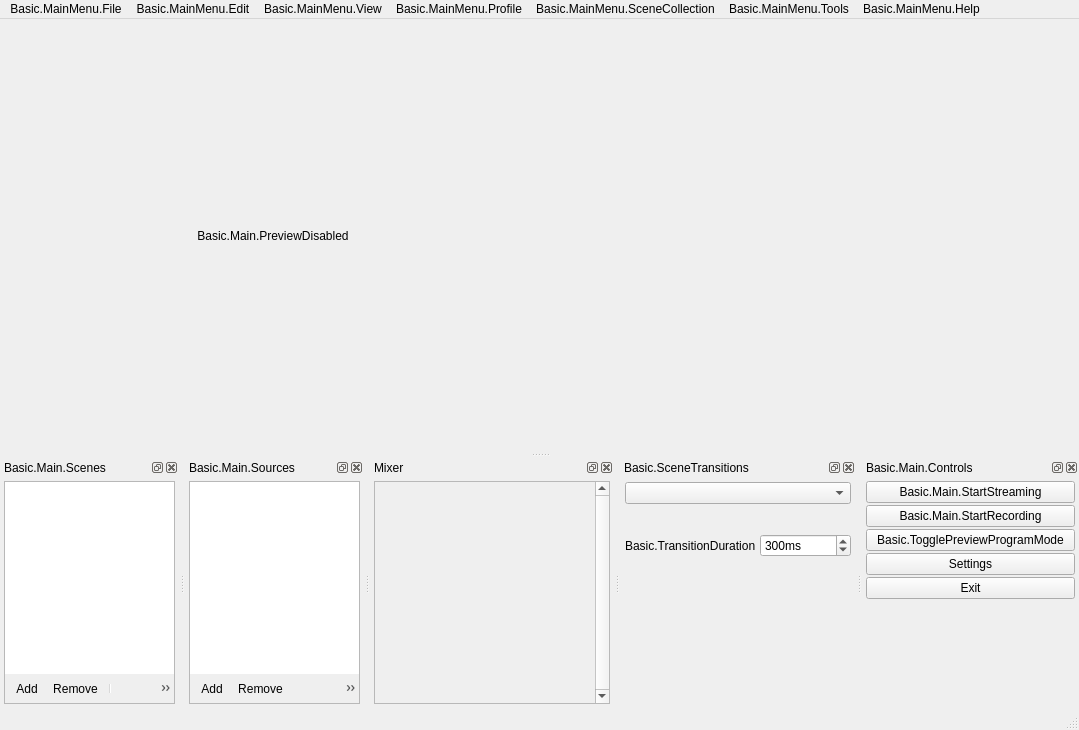
The window that UI/forms/OBSBasic.ui (trone-st/OBS-Trone) describes before a commit, drawn with Qt 5.
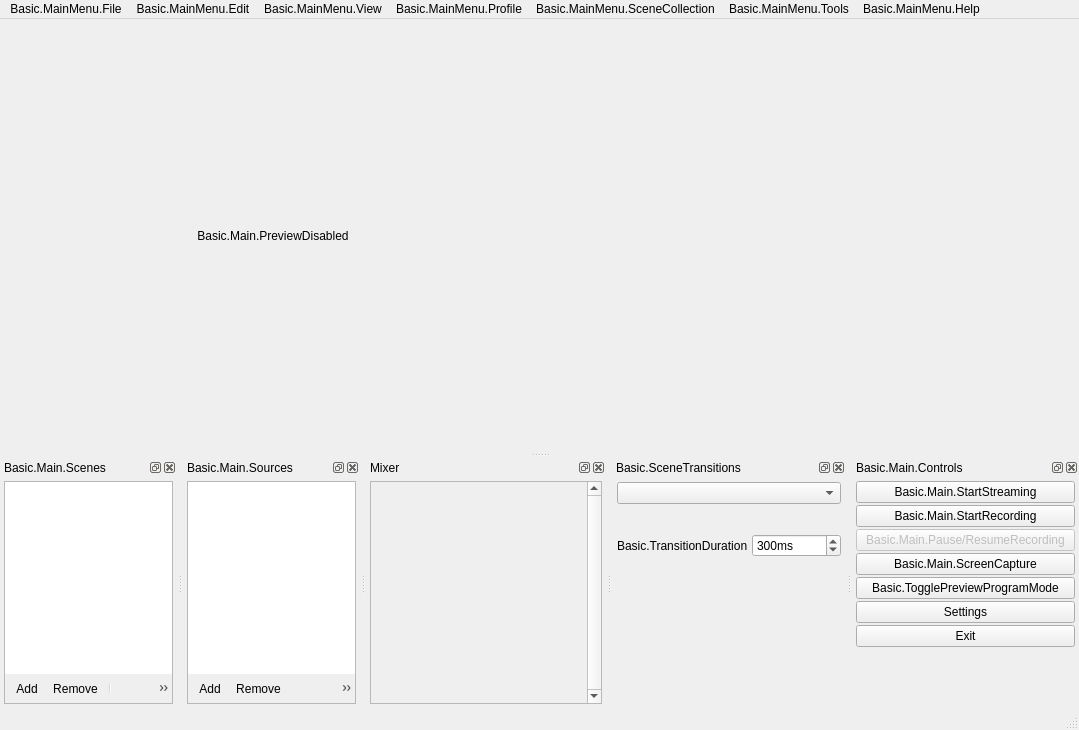
The same window after the commit. Icons and pictures are not drawn. Custom widgets are drawn as their Qt base class.

The edit to the form file:
```diff
--- a/UI/forms/OBSBasic.ui
+++ b/UI/forms/OBSBasic.ui
@@ -996,6 +996,56 @@
        </property>
       </widget>
      </item>
+     <item>
+      <widget class="QPushButton" name="recordPauseResumeButton">
+       <property name="enabled">
+        <bool>false</bool>
+       </property>
+       <property name="sizePolicy">
+        <sizepolicy hsizetype="Preferred" vsizetype="Fixed">
+         <horstretch>0</horstretch>
+         <verstretch>0</verstretch>
+        </sizepolicy>
+       </property>
+       <property name="minimumSize">
+        <size>
+         <width>130</width>
+         <height>0</height>
+        </size>
+       </property>
+       <property name="text">
+        <string>Basic.Main.Pause/ResumeRecording</string>
+       </property>
+       <property name="checkable">
+        <bool>true</bool>
+       </property>
+      </widget>
+     </item>
+     <item>
+      <widget class="QPushButton" name="screenCaptureButton">
+       <property name="enabled">
+        <bool>true</bool>
+       </property>
+       <property name="sizePolicy">
+        <sizepolicy hsizetype="Preferred" vsizetype="Fixed">
+         <horstretch>0</horstretch>
+         <verstretch>0</verstretch>
+        </sizepolicy>
+       </property>
+       <property name="minimumSize">
+        <size>
+         <width>130</width>
+         <height>0</height>
+        </size>
+       </property>
+       <property name="text">
+        <string>Basic.Main.ScreenCapture</string>
+       </property>
+       <property name="checkable">
+        <bool>true</bool>
+       </property>
+      </widget>
+     </item>
      <item>
       <widget class="QPushButton" name="modeSwitch">
        <property name="text">
```
